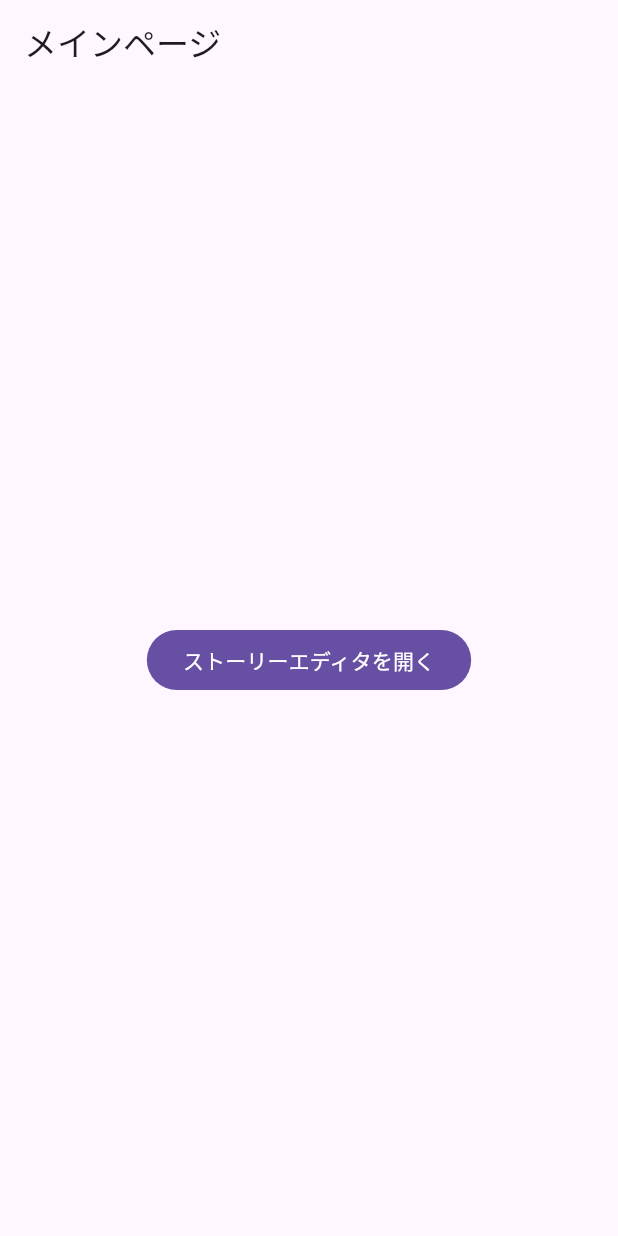
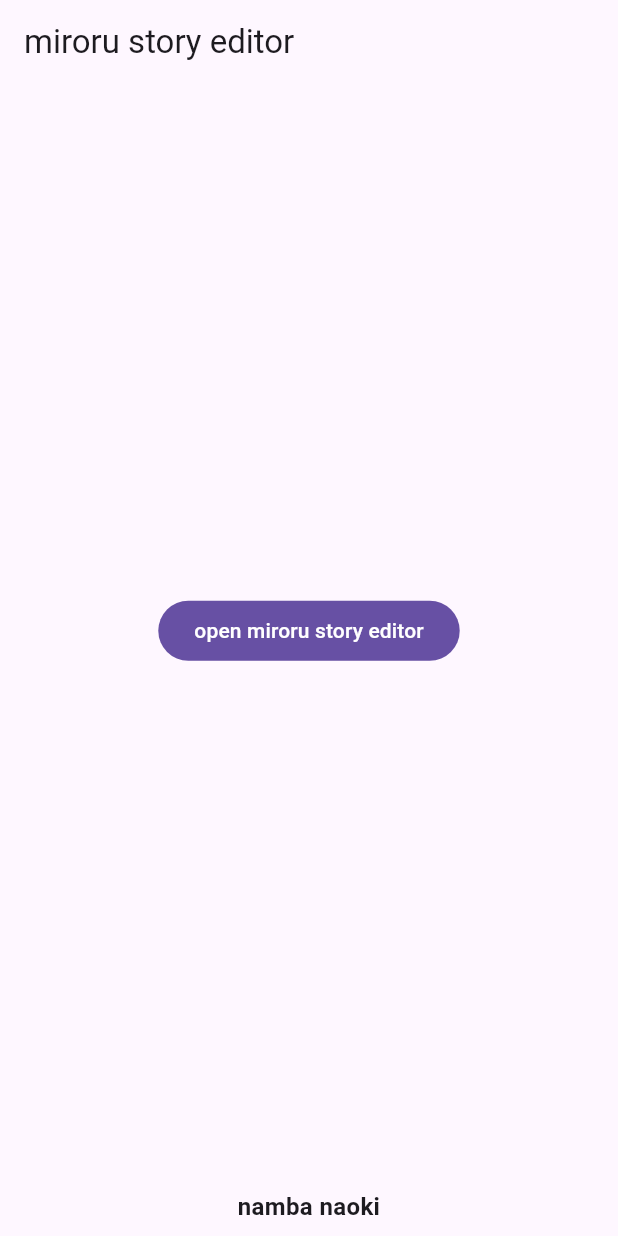
Before and after one commit to miroruX/miroru_story_editor, a Flutter app: the screen it shows after launch, on a phone screen of 412 x 824 dp. Run offline on Flutter 3.47's test engine with Material 3 defaults, Android fonts, the phone set to English and light mode, and no system bars; our stand-ins replace device_info_plus, flutter_blurhash, flutter_hooks, font_awesome_flutter, freezed_annotation, google_fonts and 5 more; missing offline and left inert: align_positioned, blurhash_dart, matrix4_transform, matrix_gesture_detector_pro; generated files the repository leaves out were written again.

```diff
--- a/example/lib/main.dart
+++ b/example/lib/main.dart
@@ -28,7 +28,7 @@ class MyHomePage extends StatelessWidget {
   Widget build(BuildContext context) {
     return Scaffold(
       appBar: AppBar(
-        title: const Text('メインページ'),
+        title: const Text('miroru story editor'),
       ),
       body: Center(
         child: FilledButton(
@@ -61,7 +61,20 @@ class MyHomePage extends StatelessWidget {
               imageFile: File(file.path),
             );
           },
-          child: const Text('ストーリーエディタを開く'),
+          child: const Text('open miroru story editor'),
+        ),
+      ),
+      bottomNavigationBar: const SafeArea(
+        child: Padding(
+          padding: EdgeInsets.all(8),
+          child: Text(
+            'namba naoki',
+            style: TextStyle(
+              fontSize: 16,
+              fontWeight: FontWeight.bold,
+            ),
+            textAlign: TextAlign.center,
+          ),
         ),
       ),
     );
--- a/lib/model/entities/decorations/text/decoration_text.dart
+++ b/lib/model/entities/decorations/text/decoration_text.dart
@@ -11,6 +11,7 @@ class DecorationText with _$DecorationText implements DecorationItem {
     String? fontFamily,
     String? colorCode,
     String? backgroundColorCode,
+    String? textAlign,
   }) = _DecorationText;
   const DecorationText._();
 }
```
Also changed, not shown: lib/presentation/res/theme.dart (+1 -7 lines), lib/presentation/views/decoration/common/text_editing_view.dart (+59 -2 lines), lib/presentation/views/decoration/text/text_tool_header_view.dart (+6 -4 lines), lib/presentation/widgets/decoration/text/color_list_selector_view.dart (added, +62 -0 lines), lib/model/entities/decorations/text/decoration_text.freezed.dart.
